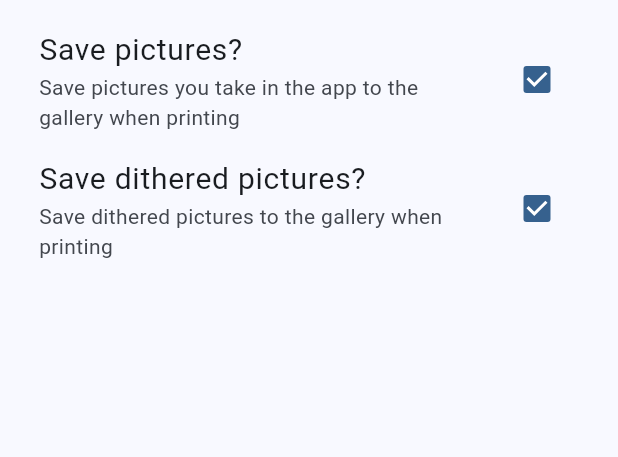
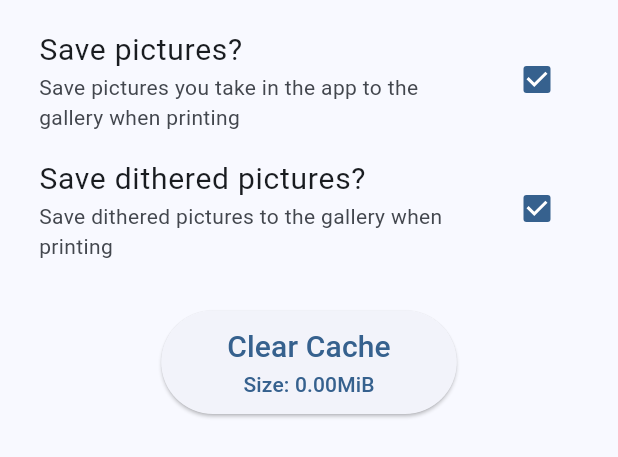
Before and after one commit to OliverBleen/ThermalImagePrinter, a Flutter app: the SettingsPage widget shown alone on an empty page, opened directly, on a phone screen of 412 x 824 dp. Shown: the top 457 px of the screen. Run offline on Flutter 3.47's test engine with Material 3 defaults, Android fonts, the light colour scheme and no system bars; our stand-ins replace image_picker, shared_preferences; missing offline and left inert: gal; accounts and stored records are empty.

Commit message:
Add Button to clear cache

```diff
--- a/Android_App/tipman/lib/pages/settings.dart
+++ b/Android_App/tipman/lib/pages/settings.dart
@@ -1,5 +1,7 @@
 import 'dart:async';
+import 'dart:io';
 import 'package:flutter/material.dart';
+import 'package:path_provider/path_provider.dart';
 import 'package:tipman/preferences.dart';
 
 
@@ -16,6 +18,8 @@ class _SettingsPageState extends State<SettingsPage> {
   bool _saveImagesWhenPrinting = true;
   bool _saveDitheredImagesWhenPrinting = true;
 
+  int cacheSize = 0;
+
   Future<void> _loadPreferences() async {
     var saveImagesWhenPrinting = await Preferences.getBool(Settings.saveImagesWhenPrinting);
     var saveDitheredImagesWhenPrinting = await Preferences.getBool(Settings.saveDitheredImagesWhenPrinting);
@@ -23,6 +27,11 @@ class _SettingsPageState extends State<SettingsPage> {
     setState(() {
       _saveImagesWhenPrinting = saveImagesWhenPrinting ?? true;
       _saveDitheredImagesWhenPrinting = saveDitheredImagesWhenPrinting ?? true;
+    });
+
+    var cacheDirSize = await dirStat((await getTemporaryDirectory()).path);
+    setState(() {
+      cacheSize = cacheDirSize;
     });
   }
 
@@ -64,8 +73,69 @@ class _SettingsPageState extends State<SettingsPage> {
               });
             },
           ),
+          Padding(
+            padding: const EdgeInsetsGeometry.only(top: 25),
+            child: ElevatedButton(
+              onPressed: onClearCachePressed,
+              child: Padding(
+                padding: const EdgeInsetsGeometry.fromLTRB(20, 10, 20, 10),
+                child: Column(
+                  children: [
+                    Text('Clear Cache', style: textStyle,),
+                    Text('Size: ${(cacheSize/1024/1024).toStringAsFixed(2)}MiB',)
+                  ],
+                ),
+              )
+            ),
+          )
         ],
       ),
     );
   }
+
+  void onClearCachePressed() async {
+    final Directory cacheDir = await getTemporaryDirectory();
+    await cacheDir.delete(recursive: true);
+    await cacheDir.create();
+
+    showDialogInternal(SimpleDialog(
+      title: const Text('Cleared cache'),
+      children: [
+        Center(child: const Text('Cache has been cleared'))
+      ],
+    ));
+
+    var cacheDirSize = await dirStat((await getTemporaryDirectory()).path);
+    setState(() {
+      cacheSize = cacheDirSize;
+    });
+  }
+  void showDialogInternal(Widget widget)
+  {
+    if(mounted) {
+      showDialog(
+        context: context,
+        builder: (context) => widget,
+      );
+    }
+  }
+
+  Future<int> dirStat(String dirPath) async {
+    int totalSize = 0;
+    var dir = Directory(dirPath);
+    try {
+      if (await dir.exists()) {
+        await dir.list(recursive: true, followLinks: false)
+          .forEach((FileSystemEntity entity) async {
+            if (entity is File) {
+              totalSize += await entity.length();
+            }
+          });
+      }
+    } catch (e) {
+      //Do nothing
+    }
+
+    return totalSize;
+  }
 }
--- a/Android_App/tipman/pubspec.yaml
+++ b/Android_App/tipman/pubspec.yaml
@@ -16,7 +16,7 @@ publish_to: 'none' # Remove this line if you wish to publish to pub.dev
 # https://developer.apple.com/library/archive/documentation/General/Reference/InfoPlistKeyReference/Articles/CoreFoundationKeys.html
 # In Windows, build-name is used as the major, minor, and patch parts
 # of the product and file versions while build-number is used as the build suffix.
-version: 1.4.3+9
+version: 1.4.4+10
 
 environment:
   sdk: ^3.10.3
```
